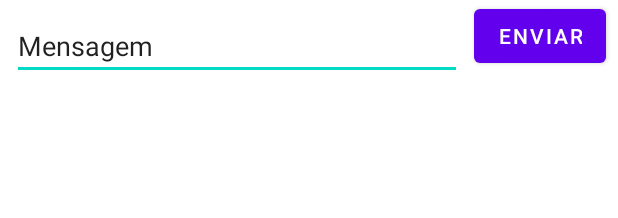
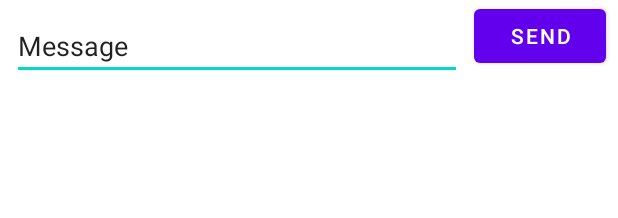
Before and after one commit to DaniCarmona/Mensagem, an Android app: the layout activity_main.xml on its own in the app's theme, with its tools: preview values and no code run, on a phone screen of 412 x 824 dp. Shown: the top 218 px of the screen. Run offline under Robolectric (Android 15) with nearby library versions, the phone set to English and light mode, and no system bars.

Commit message:
intercionalização

```diff
--- a/app/src/main/java/pt/ipg/mensagem/MainActivity.kt
+++ b/app/src/main/java/pt/ipg/mensagem/MainActivity.kt
@@ -23,6 +23,11 @@ class MainActivity : AppCompatActivity() {
         val editTextMensagem = findViewById<EditText>(R.id.editTextMensagem)
         val mensagem = editTextMensagem.text.toString()
 
+        if(mensagem.trim().isBlank()){
+            editTextMensagem.error = "Introduza uma mensagem"
+            return
+        }
+
         val intent = Intent(this, MostraMensagemActivity::class.java)
 
         intent.putExtra(INFO_EXTRA_MENSAGEM, mensagem)
--- a/app/src/main/res/layout/activity_mostra_mensagem.xml
+++ b/app/src/main/res/layout/activity_mostra_mensagem.xml
@@ -12,7 +12,7 @@
         android:layout_width="wrap_content"
         android:layout_height="wrap_content"
         android:layout_margin="8dp"
-        android:text="Mensagem Recebida"
+        android:text="@string/mensagem_recebida"
         android:textColor="#9C27B0"
         android:textColorLink="#4FFFFFFF" />
 
--- a/app/src/main/res/values/strings.xml
+++ b/app/src/main/res/values/strings.xml
@@ -1,5 +1,6 @@
 <resources>
-    <string name="app_name">Mensagem</string>
-    <string name="enviar">Enviar</string>
-    <string name="mensagem">Mensagem</string>
+    <string name="app_name">Message</string>
+    <string name="enviar">Send</string>
+    <string name="mensagem">Message</string>
+    <string name="mensagem_recebida">Message Received</string>
 </resources>
```
Also changed, not shown: 1 other file.
